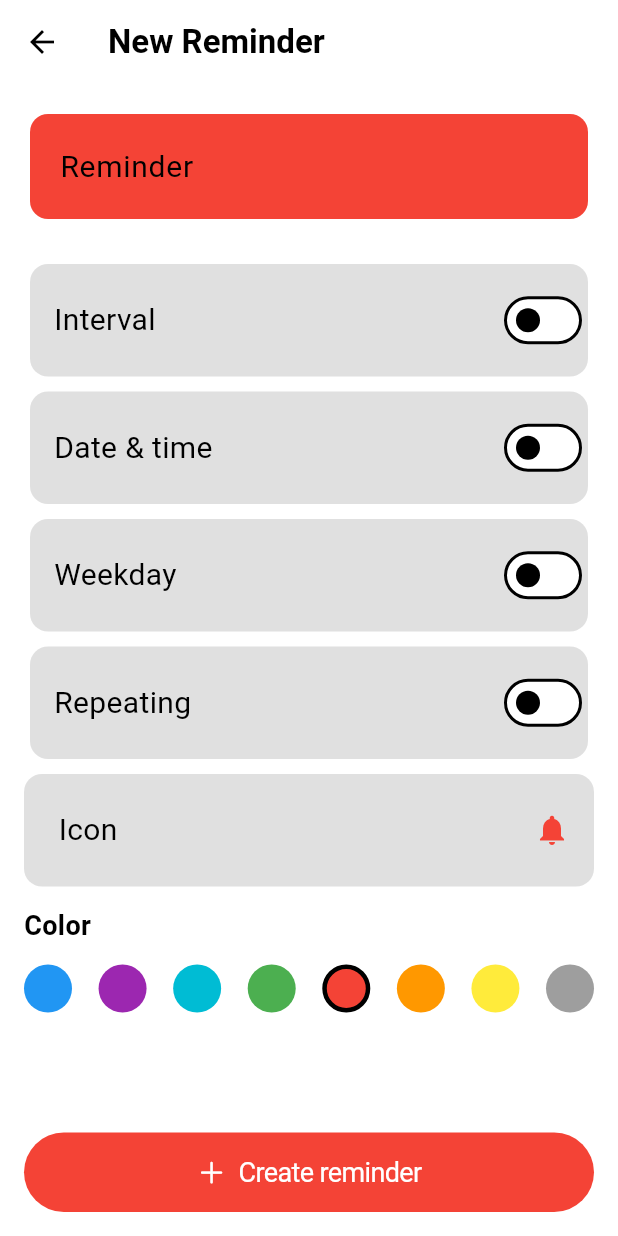
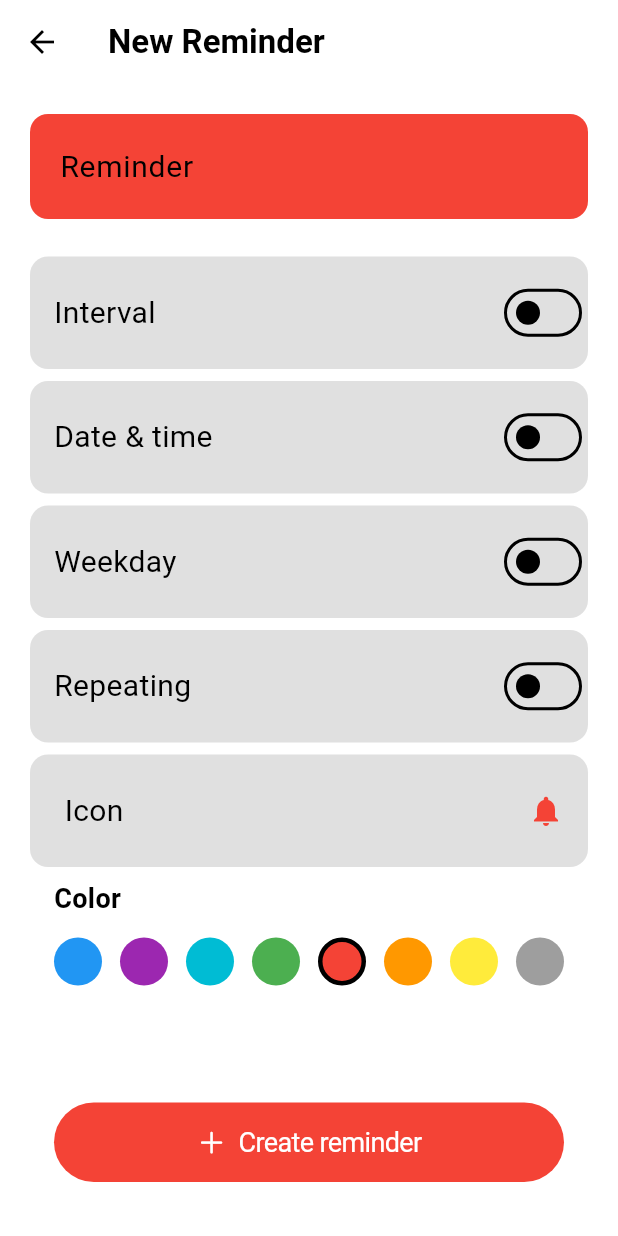
Before and after one commit to Astroxphiliauxx/remyn, a Flutter app: the NewReminderPage screen opened by its route, on a phone screen of 412 x 824 dp. Run offline on Flutter 3.47's test engine with Material 3 defaults, Android fonts, the phone set to English and light mode, and no system bars; our stand-ins replace sqflite, sqflite_common_ffi, sqflite_common_ffi_web; accounts and stored records are empty.

Commit message:
fix: minors bugs and logics

```diff
--- a/lib/view/create_reminder/create_reminder_page.dart
+++ b/lib/view/create_reminder/create_reminder_page.dart
@@ -70,6 +70,8 @@ class _NewReminderPageState extends State<NewReminderPage> {
         ),
       ),
       body: SafeArea(
+        child: Padding(
+          padding: const EdgeInsets.all(20.0),
           child: Column(
             children: [
               Expanded(
@@ -77,9 +79,7 @@ class _NewReminderPageState extends State<NewReminderPage> {
                   child: Column(
                     crossAxisAlignment: CrossAxisAlignment.start,
                     children: [
-                    Padding(
-                      padding: const EdgeInsets.all(20.0),
-                      child: SizedBox(
+                      SizedBox(
                         height: 75,
                         child: TextField(
                           controller: _titleController,
@@ -99,7 +99,7 @@ class _NewReminderPageState extends State<NewReminderPage> {
                           ),
                         ),
                       ),
-                    ),
+                      SizedBox(height: 20),
                       ToggleTile(
                         title: "Interval",
                         value: interval,
@@ -120,6 +120,7 @@ class _NewReminderPageState extends State<NewReminderPage> {
                           onSelected: (value) =>
                               setState(() => selectedInterval = value),
                         ),
+                      SizedBox(height: 8),
                       ToggleTile(
                         title: "Date & time",
                         value: dateTime,
@@ -132,6 +133,7 @@ class _NewReminderPageState extends State<NewReminderPage> {
                           });
                         },
                       ),
+                      SizedBox(height: 8),
                       ToggleTile(
                         title: "Weekday",
                         value: weekday,
@@ -144,16 +146,14 @@ class _NewReminderPageState extends State<NewReminderPage> {
                           });
                         },
                       ),
+                      SizedBox(height: 8),
                       ToggleTile(
                         title: "Repeating",
                         value: repeating,
                         onChanged: (value) => setState(() => repeating = value),
                       ),
-                    Padding(
-                      padding: const EdgeInsets.symmetric(
-                          horizontal: 16.0, vertical: 5.0),
-                      child: IconTile(),
-                    ),
+                      SizedBox(height: 8),
+                      IconTile(),
                       Padding(
                         padding: const EdgeInsets.symmetric(
                             horizontal: 16.0, vertical: 8.0),
@@ -171,9 +171,11 @@ class _NewReminderPageState extends State<NewReminderPage> {
                 ),
               ),
               SaveReminderButton(
-              onPressed: () => _saveReminder(_titleController.text.toString()),
+                onPressed: () =>
+                    _saveReminder(_titleController.text.toString()),
               ),
             ],
+          ),
         ),
       ),
     );
--- a/lib/view/create_reminder/widgets/interval_options.dart
+++ b/lib/view/create_reminder/widgets/interval_options.dart
@@ -19,9 +19,8 @@ class IntervalOptions extends StatelessWidget {
     final colorScheme = Theme.of(context).colorScheme;
     final colorProvider = Provider.of<ColorProvider>(context);
 
-    return Padding(
-      padding: const EdgeInsets.symmetric(horizontal: 20.0, vertical: 5.0),
-      child: Container(
+    return Padding(padding: const EdgeInsets.symmetric(vertical: 8.0),
+    child:Container(
       width: MediaQuery.of(context).size.width,
       decoration: BoxDecoration(
         color: colorScheme.secondary,
--- a/lib/view/create_reminder/widgets/toggle_tile.dart
+++ b/lib/view/create_reminder/widgets/toggle_tile.dart
@@ -19,9 +19,7 @@ class ToggleTile extends StatelessWidget {
     final colorScheme = Theme.of(context).colorScheme;
     final colorProvider = Provider.of<ColorProvider>(context);
 
-    return Padding(
-      padding: const EdgeInsets.symmetric(horizontal: 20.0, vertical: 5.0),
-      child: Container(
+    return Container(
       height: 75,
       decoration: BoxDecoration(
         color: colorScheme.secondary,
@@ -42,13 +40,20 @@ class ToggleTile extends StatelessWidget {
             ),
           ),
           Switch(
-              activeColor: colorProvider.selectedColor,
+            thumbColor: WidgetStateProperty.all(colorScheme.onSurface),
+            trackColor: WidgetStateProperty.resolveWith((states) {
+              if (states.contains(WidgetState.selected)) {
+                return colorProvider.selectedColor;
+              }
+              return colorScheme.secondary;
+            }),
+            trackOutlineColor:
+                WidgetStateProperty.all(colorScheme.onSurface),
             value: value,
             onChanged: onChanged,
           ),
         ],
       ),
-      ),
     );
   }
 }
```
Also changed, not shown: flutter_01.png (added), flutter_02.png (added). Lines whose indentation alone changed are shown as unchanged.
